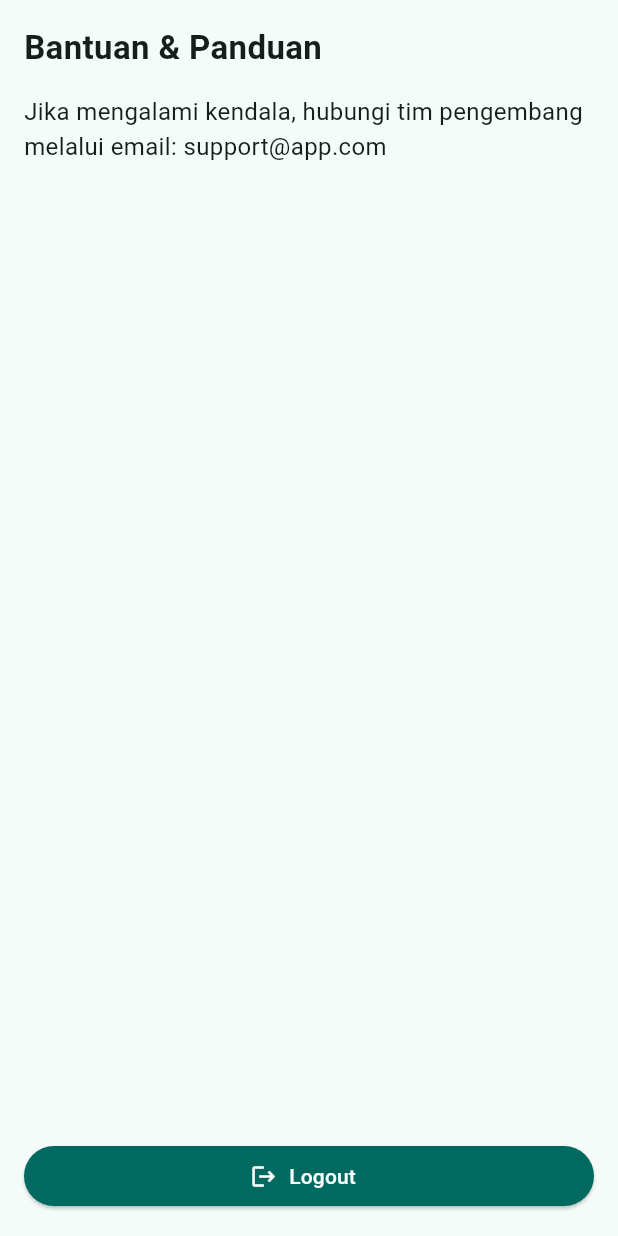
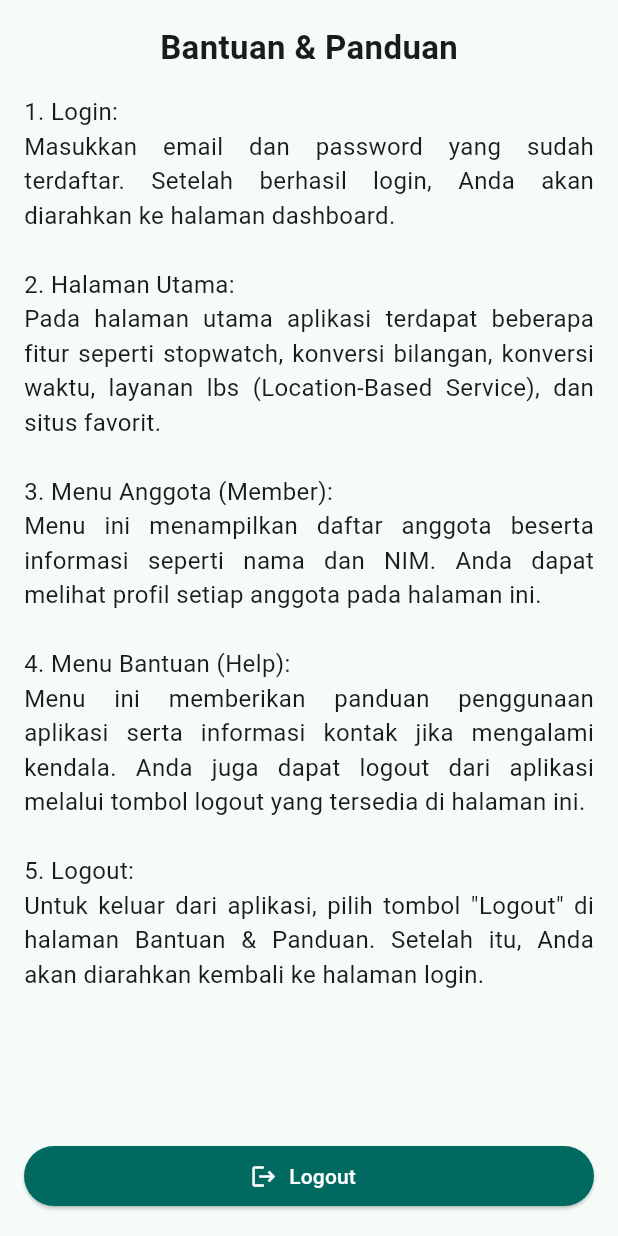
Before and after one commit to reized/tugas_3_mobile, a Flutter app: the HelpPage widget shown alone on an empty page, opened directly, on a phone screen of 412 x 824 dp. Run offline on Flutter 3.47's test engine with Material 3 defaults, Android fonts, the phone set to English and light mode, and no system bars; our stand-ins replace cached_network_image, geocoding, geolocator, shared_preferences, stop_watch_timer; accounts and stored records are empty; network calls fail.

Commit message:
melakukan penyesuaian konten dan membuat konfirmasi logout

```diff
--- a/lib/pages/help_page.dart
+++ b/lib/pages/help_page.dart
@@ -5,13 +5,39 @@ import 'package:tugas_3_mobile/utils/session_manager.dart';
 class HelpPage extends StatelessWidget {
   const HelpPage({super.key});
 
-  void logout(BuildContext context) async {
-    // clear session
+  void confirmLogout(BuildContext context) {
+    showDialog(
+      context: context,
+      builder: (BuildContext dialogContext) {
+        return AlertDialog(
+          title: const Text('Konfirmasi Logout'),
+          content: const Text('Apakah Anda yakin ingin logout?'),
+          actions: [
+            TextButton(
+              onPressed: () {
+                Navigator.of(dialogContext).pop(); // tutup dialog
+              },
+              child: const Text('Batal'),
+            ),
+            TextButton(
+              onPressed: () async {
+                Navigator.of(dialogContext).pop(); // tutup dialog
+                // lanjutkan logout
                 await SessionManager.clearSession();
                 Navigator.pushAndRemoveUntil(
                   context,
                   MaterialPageRoute(builder: (_) => const LoginPage()),
                   (route) => false,
+                );
+              },
+              child: const Text(
+                'Logout',
+                style: TextStyle(color: Colors.red),
+              ),
+            ),
+          ],
+        );
+      },
     );
   }
 
@@ -22,20 +48,27 @@ class HelpPage extends StatelessWidget {
       child: Column(
         crossAxisAlignment: CrossAxisAlignment.start,
         children: [
-          const Text(
+          Center(
+            child: const Text(
               'Bantuan & Panduan',
               style: TextStyle(fontSize: 22, fontWeight: FontWeight.bold),
             ),
+          ),
           const SizedBox(height: 16),
           const Text(
-            'Jika mengalami kendala, hubungi tim pengembang melalui email: support@app.com',
+            '1. Login:\nMasukkan email dan password yang sudah terdaftar. Setelah berhasil login, Anda akan diarahkan ke halaman dashboard.\n\n'
+            '2. Halaman Utama:\nPada halaman utama aplikasi terdapat beberapa fitur seperti stopwatch, konversi bilangan, konversi waktu, layanan lbs (Location-Based Service), dan situs favorit.\n\n'
+            '3. Menu Anggota (Member):\nMenu ini menampilkan daftar anggota beserta informasi seperti nama dan NIM. Anda dapat melihat profil setiap anggota pada halaman ini.\n\n'
+            '4. Menu Bantuan (Help):\nMenu ini memberikan panduan penggunaan aplikasi serta informasi kontak jika mengalami kendala. Anda juga dapat logout dari aplikasi melalui tombol logout yang tersedia di halaman ini.\n\n'
+            '5. Logout:\nUntuk keluar dari aplikasi, pilih tombol "Logout" di halaman Bantuan & Panduan. Setelah itu, Anda akan diarahkan kembali ke halaman login.',
             style: TextStyle(fontSize: 16),
+            textAlign: TextAlign.justify,
           ),
           const Spacer(),
           SizedBox(
             width: double.infinity,
             child: ElevatedButton.icon(
-              onPressed: () => logout(context),
+              onPressed: () => confirmLogout(context),
               icon: const Icon(Icons.logout, color: Colors.white),
               label: const Text("Logout"),
               style: ElevatedButton.styleFrom(
```
Lines whose indentation alone changed are shown as unchanged.
